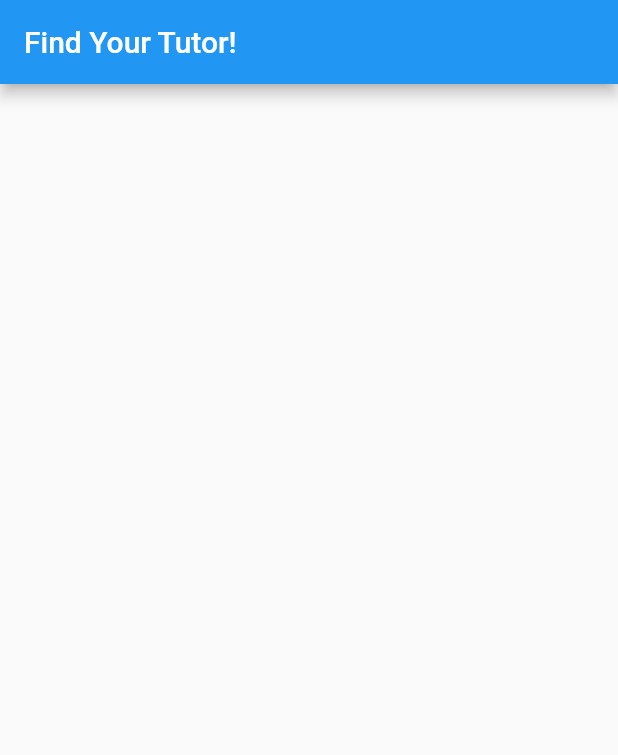
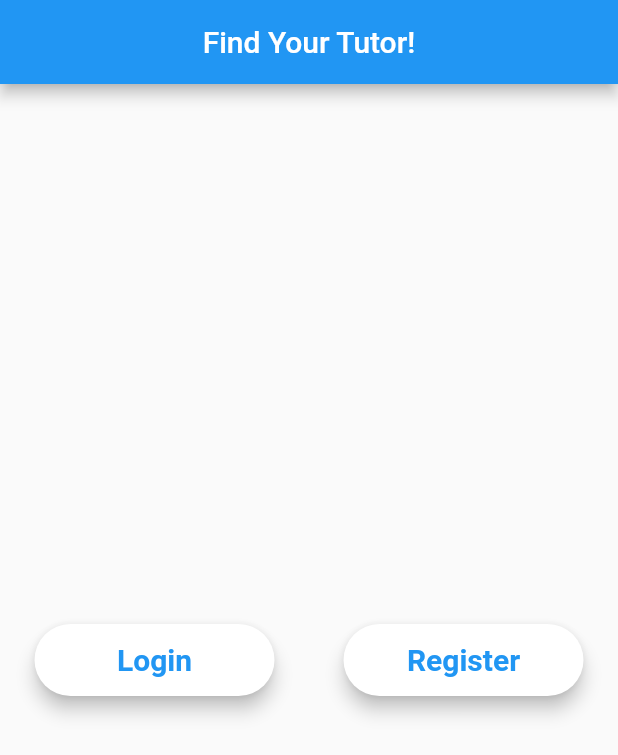
Before and after one commit to naren951/find-your-tutor, a Flutter app: the screen it shows after launch, on a phone screen of 412 x 824 dp. Shown: the top 755 px of the screen. Run offline on Flutter 3.47's test engine with Material 2 defaults, Android fonts, the phone set to English and light mode, and no system bars; our stand-ins replace modal_progress_hud_nsn.

Commit message:
Fixed WelcomeScreen

```diff
--- a/lib/constants/rounded_button.dart
+++ b/lib/constants/rounded_button.dart
@@ -24,7 +24,7 @@ class RoundedButton extends StatelessWidget {
             child: Text(
               text!,
               style: TextStyle(
-                color: Colors.teal,
+                color: Colors.blue,
                 fontSize: 20,
                 fontWeight: FontWeight.bold,
               ),
--- a/lib/screens/welcome_page.dart
+++ b/lib/screens/welcome_page.dart
@@ -1,3 +1,5 @@
+import 'package:find_your_tutor/constants/constants.dart';
+import 'package:find_your_tutor/constants/rounded_button.dart';
 import 'package:flutter/material.dart';
 
 class WelcomePage extends StatelessWidget {
@@ -7,7 +9,25 @@ class WelcomePage extends StatelessWidget {
   Widget build(BuildContext context) {
     return Scaffold(
       appBar: AppBar(
-        title: Text("Find Your Tutor!"),
+        title: Center(child: Text("Find Your Tutor!")),
+      ),
+      body: Align(
+        alignment: Alignment.bottomCenter,
+        child: Row(
+          mainAxisAlignment: MainAxisAlignment.spaceAround,
+          children: [
+            RoundedButton(
+            colour: Colors.white,
+            text: "Login",
+              onPressed:()=>Navigator.pushNamed(context, LOGIN_SCREEN),
+          ),
+
+            RoundedButton(
+                colour: Colors.white,
+                text: "Register",
+                onPressed: () =>Navigator.pushNamed(context, REGISTRATION_SCREEN)
+            ),],
+        ),
       ),
     );
   }
```
